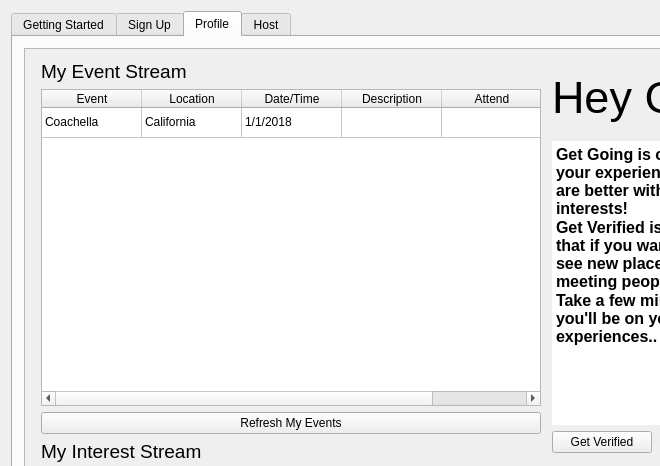
Before: the Qt Designer form src/web-app/interestdata.ui in Aesylwinn/software-engineering, drawn with Qt 5; both pictures show x 0 to 660 and y 0 to 466 of the 1309 by 878 pixel window.
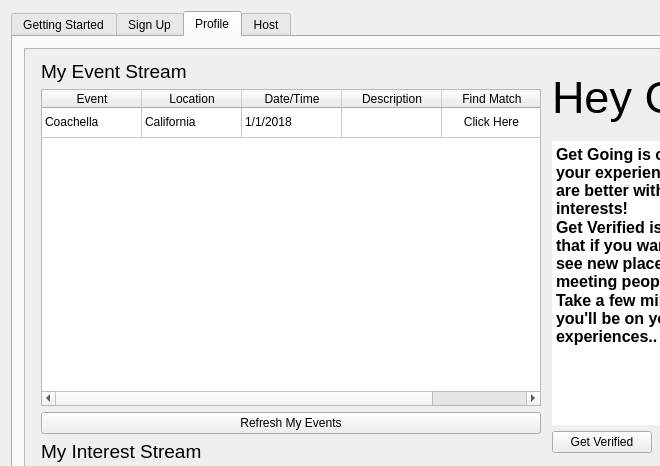
After: the same form once the commit is applied. The open tabs and pages were chosen to show the change. Icons and pictures are not drawn.

The edit to the form file:
```diff
--- a/src/web-app/interestdata.ui
+++ b/src/web-app/interestdata.ui
@@ -1201,7 +1201,7 @@
                  </column>
                  <column>
                   <property name="text">
-                   <string>Attend</string>
+                   <string>Find Match</string>
                   </property>
                  </column>
                  <item row="0" column="0">
@@ -1219,6 +1219,14 @@
                    <string>1/1/2018</string>
                   </property>
                  </item>
+                 <item row="0" column="4">
+                  <property name="text">
+                   <string>Click Here</string>
+                  </property>
+                  <property name="textAlignment">
+                   <set>AlignCenter</set>
+                  </property>
+                 </item>
                 </widget>
                </item>
                <item>
```
Left out of the diff: 11 changed lines with no effect on the pictures.
